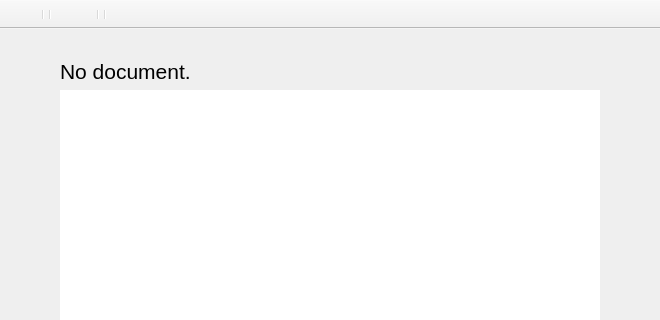
Before: the Qt Designer form libpnc/uipnc/pncmain.ui in llde/Penca, drawn with Qt 5; both pictures show x 0 to 660 and y 0 to 320 of the 660 by 537 pixel window.
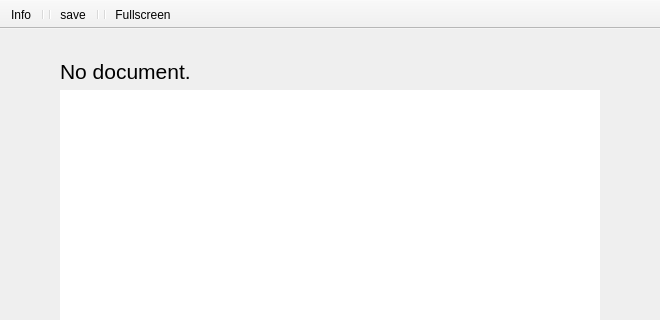
After: the same form once the commit is applied. Icons and pictures are not drawn.

Diff of the .ui file:
```diff
--- a/libpnc/uipnc/pncmain.ui
+++ b/libpnc/uipnc/pncmain.ui
@@ -98,7 +98,7 @@
     <string>toolBar</string>
    </property>
    <property name="styleSheet">
-    <string notr="true">color: rgba(255, 255, 255, 0);</string>
+    <string notr="true"/>
    </property>
    <property name="movable">
     <bool>false</bool>
@@ -110,7 +110,7 @@
     </size>
    </property>
    <property name="toolButtonStyle">
-    <enum>Qt::ToolButtonIconOnly</enum>
+    <enum>Qt::ToolButtonTextBesideIcon</enum>
    </property>
    <property name="floatable">
     <bool>false</bool>
```
